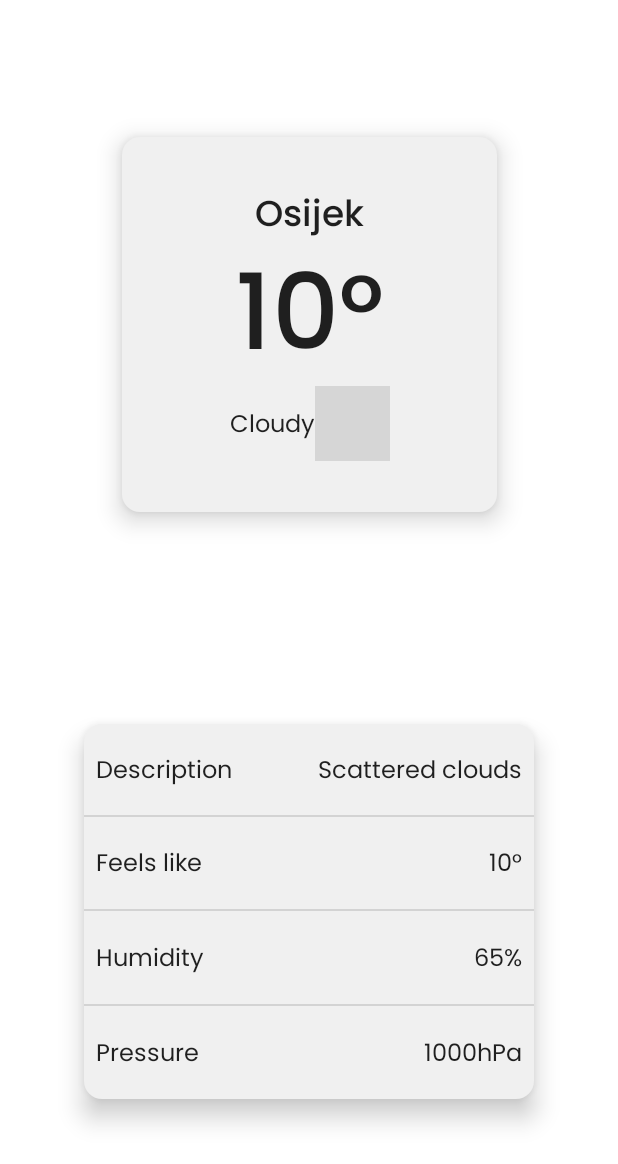
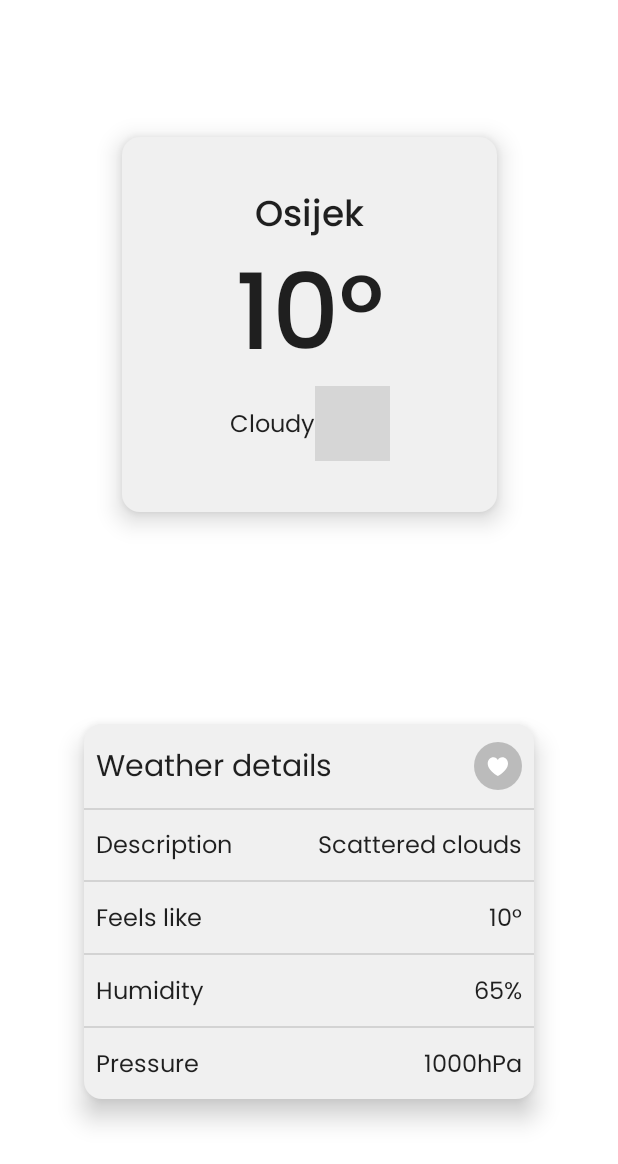
Before and after one commit to lukakuterovac/weather-app, an Android app built with Jetpack Compose: the @Preview function WeatherDetailsScreenPreview, on a phone screen of 412 x 824 dp. Shown: the top 1164 px of the screen. Run offline under Robolectric (Android 15) with nearby library versions, the phone set to English and light mode, and no system bars; pictures from the network do not load; grey boxes are pictures that could not be loaded.

```diff
--- a/app/src/main/java/com/example/weatherapp/ui/component/WeatherCard.kt
+++ b/app/src/main/java/com/example/weatherapp/ui/component/WeatherCard.kt
@@ -49,7 +49,6 @@ fun WeatherCard(
             Text(
                 text = weatherCardViewState.city,
                 fontSize = 20.sp,
-                fontFamily = poppins,
                 fontWeight = FontWeight.Medium,
                 modifier = Modifier.padding(MaterialTheme.spacing.small)
             )
@@ -68,13 +67,11 @@ private fun WeatherInfo(weatherCardViewState: WeatherViewState) {
         Text(
             text = String.format("%.0f", weatherCardViewState.temperature) + "°C",
             fontSize = 16.sp,
-            fontFamily = poppins,
             fontWeight = FontWeight.Normal
         )
         Text(
             text = weatherCardViewState.weather.uppercase(),
             fontSize = 10.sp,
-            fontFamily = poppins,
             fontWeight = FontWeight.Normal,
             color = Color.Gray
         )
--- a/app/src/main/java/com/example/weatherapp/ui/theme/Color.kt
+++ b/app/src/main/java/com/example/weatherapp/ui/theme/Color.kt
@@ -3,6 +3,7 @@ package com.example.weatherapp.ui.theme
 import androidx.compose.ui.graphics.Color
 
 val Blue = Color(0xFF0b253f)
+val Primary = Color(0xFF3da9fc)
 
 val Gray100 = Color(0xFFfafafa)
 val Gray200 = Color(0xFFf5f5f5)
--- a/app/src/main/java/com/example/weatherapp/ui/theme/Theme.kt
+++ b/app/src/main/java/com/example/weatherapp/ui/theme/Theme.kt
@@ -8,7 +8,7 @@ import androidx.compose.runtime.Composable
 import androidx.compose.ui.graphics.Color
 
 private val DarkColorPalette = darkColors(
-    primary = Blue,
+    primary = Primary,
     secondary = Color.Black,
     background = Gray900,
     onPrimary = Color.White,
@@ -18,7 +18,7 @@ private val DarkColorPalette = darkColors(
 )
 
 private val LightColorPalette = lightColors(
-    primary = Blue,
+    primary = Primary,
     secondary = Color.White,
     background = Gray100,
     onPrimary = Color.White,
--- a/app/src/main/java/com/example/weatherapp/ui/weatherDetails/WeatherDetailsScreen.kt
+++ b/app/src/main/java/com/example/weatherapp/ui/weatherDetails/WeatherDetailsScreen.kt
@@ -17,8 +17,8 @@ import androidx.compose.ui.unit.sp
 import coil.compose.AsyncImage
 import com.example.weatherapp.R
 import com.example.weatherapp.mock.WeatherMock
+import com.example.weatherapp.ui.component.FavoriteButton
 import com.example.weatherapp.ui.theme.WeatherAppTheme
-import com.example.weatherapp.ui.theme.poppins
 import com.example.weatherapp.ui.theme.spacing
 import com.example.weatherapp.ui.weatherDetails.mapper.WeatherDetailsScreenMapper
 import com.example.weatherapp.ui.weatherDetails.mapper.WeatherDetailsScreenMapperImpl
@@ -64,20 +64,17 @@ private fun WeatherDetailsHeader(viewState: WeatherDetailsScreenViewState) {
             Text(
                 text = viewState.city,
                 fontSize = 24.sp,
-                fontFamily = poppins,
                 fontWeight = FontWeight.Medium,
-                modifier = Modifier.padding()
             )
             Text(
                 text = String.format("%.0f", viewState.temperature) + "°",
                 fontSize = 70.sp,
-                fontFamily = poppins,
                 fontWeight = FontWeight.Medium
             )
             Row(
                 verticalAlignment = Alignment.CenterVertically
             ) {
-                Text(text = viewState.weather, fontSize = 16.sp, fontFamily = poppins)
+                Text(text = viewState.weather, fontSize = 16.sp)
                 AsyncImage(
                     model = WEATHER_ICON_BASE_URL + viewState.weatherIconId + WEATHER_ICON_EXTENSION,
                     contentDescription = viewState.weather,
@@ -101,6 +98,14 @@ private fun WeatherDetails(viewState: WeatherDetailsScreenViewState) {
         shape = RoundedCornerShape(12.dp),
     ) {
         Column {
+            Spacer(modifier = Modifier.weight(1F))
+            Row(verticalAlignment = Alignment.CenterVertically) {
+                Text(text = "Weather details", fontSize = 20.sp, modifier = Modifier.padding(MaterialTheme.spacing.small))
+                Spacer(modifier = Modifier.weight(1F))
+                FavoriteButton(isFavorite = true, onClick = { }, modifier = Modifier.padding(MaterialTheme.spacing.small))
+            }
+            Spacer(modifier = Modifier.weight(1F))
+            Divider()
             Spacer(modifier = Modifier.weight(1F))
             WeatherDetailsSection(
                 section = "Description",
@@ -136,9 +141,9 @@ private fun WeatherDetails(viewState: WeatherDetailsScreenViewState) {
 private fun WeatherDetailsSection(section: String, measurement: String) {
     val spacing = Modifier.padding(MaterialTheme.spacing.small)
     Row {
-        Text(text = section, fontSize = 16.sp, fontFamily = poppins, modifier = spacing)
+        Text(text = section, fontSize = 16.sp, modifier = spacing)
         Spacer(modifier = Modifier.weight(1F))
-        Text(text = measurement, fontSize = 16.sp, fontFamily = poppins, modifier = spacing)
+        Text(text = measurement, fontSize = 16.sp, modifier = spacing)
     }
 }
 
```
Also changed, not shown: app/src/main/java/com/example/weatherapp/ui/home/HomeScreen.kt (+61 -8 lines), app/src/main/java/com/example/weatherapp/ui/theme/Font.kt (deleted, +0 -12 lines), app/src/main/java/com/example/weatherapp/ui/theme/Type.kt (+10 -0 lines), app/src/main/res/drawable/ic_search_icon.xml (added, +9 -0 lines).
